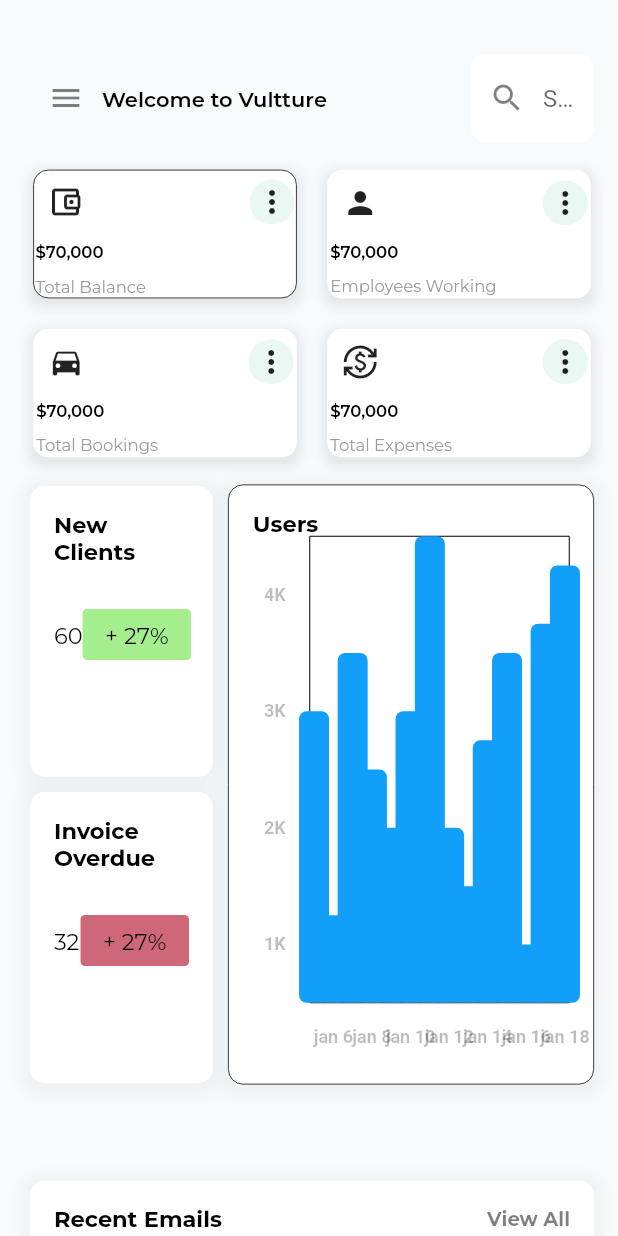
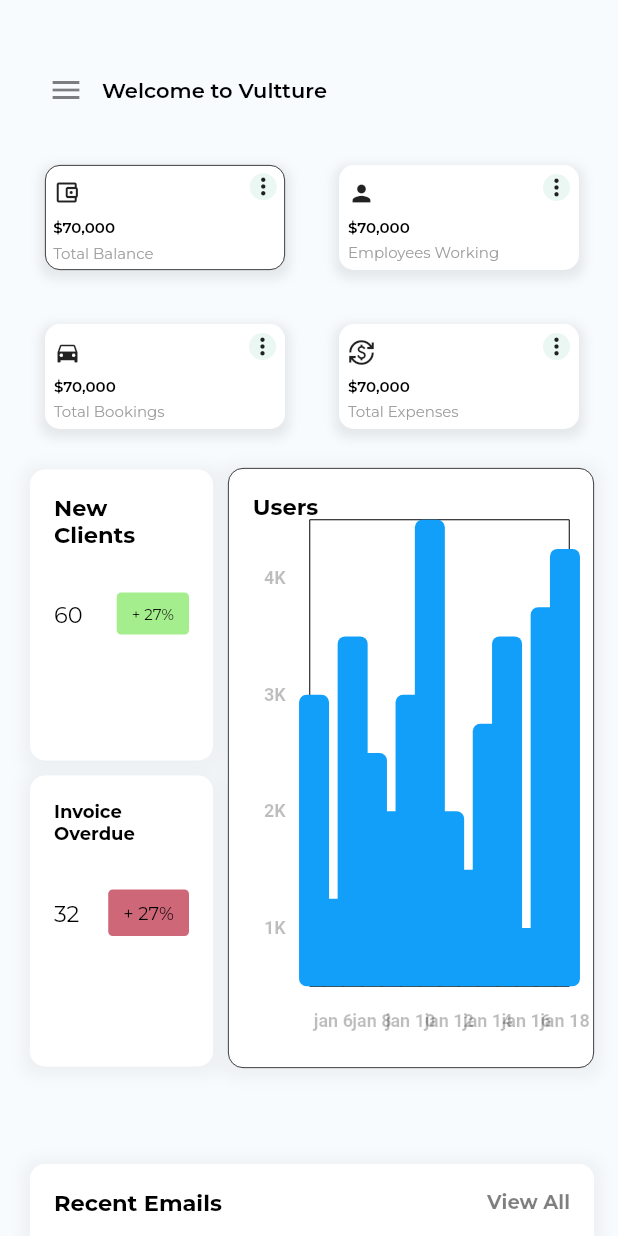
Before and after one commit to Abdul-Hanan-khan/vultture_admin_dashboard, a Flutter app: the screen it shows after launch, on a phone screen of 412 x 824 dp. Run offline on Flutter 3.47's test engine with Material 2 defaults, Android fonts, the phone set to English and light mode, and no system bars; drawn by our look-alikes of fl_chart; our stand-ins replace flutter_screenutil, flutter_svg, get, google_fonts.

Commit message:
responsiveness improved

```diff
--- a/lib/data/data.dart
+++ b/lib/data/data.dart
@@ -11,28 +11,28 @@ List analyticData = [
   AnalyticInfo(
     title: "Total Balance",
     count: 720,
-    svgSrc: Icon(Icons.account_balance_wallet_outlined),
+    svgSrc: Icons.account_balance_wallet_outlined,
     price: "\$70,000",
     color: green,
                      ),
   AnalyticInfo(
     title: "Employees Working",
     count: 820,
-    svgSrc: Icon(Icons.person),
+    svgSrc: Icons.person,
     price: "\$70,000",
     color: green,
   ),
   AnalyticInfo(
     title: "Total Bookings",
     count: 920,
-    svgSrc: Icon(Icons.directions_car),
+    svgSrc: Icons.directions_car,
     price: "\$70,000",
     color: green,
   ),
   AnalyticInfo(
     title: "Total Expenses",
     count: 920,
-    svgSrc: Icon(Icons.currency_exchange),
+    svgSrc: Icons.currency_exchange,
     price: "\$70,000",
     color: green,
   ),
--- a/lib/models/analytic_info_model.dart
+++ b/lib/models/analytic_info_model.dart
@@ -4,7 +4,7 @@ class AnalyticInfo {
   final String?  title,price;
   final int? count;
   final Color? color;
-  final Icon? svgSrc;
+  final IconData? svgSrc;
 
   AnalyticInfo({
     this.svgSrc,
--- a/lib/screens/components/analytic_info_card.dart
+++ b/lib/screens/components/analytic_info_card.dart
@@ -16,14 +16,14 @@ class AnalyticInfoCard extends StatelessWidget {
   Widget build(BuildContext context) {
     return Container(
       padding: EdgeInsets.symmetric(
-        horizontal: 10.sp,
-        vertical: 10.sp,
+        horizontal: 10,
+        vertical: 10,
       ),
       child: Container(
         // margin: EdgeInsets.symmetric(horizontal: 10,vertical: 10),
         padding: EdgeInsets.symmetric(
-          horizontal: 5.sp,
-          vertical: 5.sp,
+          horizontal: Responsive.isDesktop(context)? 14:Responsive.isTablet(context)?10:5,
+          vertical: Responsive.isDesktop(context)? 10:Responsive.isTablet(context)?10:5,
         ),
         decoration: BoxDecoration(
             color: secondaryColor, borderRadius: BorderRadius.circular(10),
@@ -47,22 +47,22 @@ class AnalyticInfoCard extends StatelessWidget {
               mainAxisAlignment: MainAxisAlignment.spaceBetween,
               children: [
                 Container(
-                  padding: EdgeInsets.all(appPadding / 2),
-                  height: 40,
-                  width: 40,
+                  // padding: EdgeInsets.all(appPadding / 2),
+                  height: Responsive.isDesktop(context)? 25:Responsive.isTablet(context)?20:10,
+                  width: Responsive.isDesktop(context)? 25:Responsive.isTablet(context)?20:10,
                   child:  Center(
-                    child: info.svgSrc,
+                    child: Icon(info.svgSrc,size: Responsive.isDesktop(context)? 25:Responsive.isTablet(context)?18:18,),
                   ),
                 ),
                 Container(
                     // padding: EdgeInsets.all(appPadding / 2),
-                    height: 30,
-                    width: 30,
+                    height: Responsive.isDesktop(context)? 20:Responsive.isTablet(context)?20:18,
+                    width: Responsive.isDesktop(context)? 20:Responsive.isTablet(context)?20:18,
                     decoration: BoxDecoration(
                         color: info.color!.withOpacity(0.1),
                         shape: BoxShape.circle),
                     child: Center(
-                      child: Icon(Icons.more_vert),
+                      child: Icon(Icons.more_vert,size:  Responsive.isDesktop(context)? 20:Responsive.isTablet(context)?18:18,),
                     )),
               ],
             ),
@@ -75,12 +75,12 @@ class AnalyticInfoCard extends StatelessWidget {
                   overflow: TextOverflow.ellipsis,
                   style: GoogleFonts.montserrat(
                     color: textColor,
-                    fontSize: Responsive.isMobile(context) || Responsive.isTablet(context) ? 11:14,
+                    fontSize: Responsive.isDesktop(context)? 12:Responsive.isTablet(context)?10:10,
                     fontWeight: FontWeight.w600,
                   ),
                 ),
                 SizedBox(
-                  height: 10,
+                  height: 5,
                 ),
                 Container(
 
@@ -91,7 +91,7 @@ class AnalyticInfoCard extends StatelessWidget {
                     overflow: TextOverflow.ellipsis,
                     style: GoogleFonts.montserrat(
                       color: Colors.grey,
-                      fontSize: Responsive.isMobile(context) || Responsive.isTablet(context) ? 11:14,
+                      fontSize:  Responsive.isDesktop(context)? 12:Responsive.isTablet(context)?10:10,
                       // fontWeight: FontWeight.w600,
                     ),
                   ),
--- a/lib/screens/components/custom_appbar.dart
+++ b/lib/screens/components/custom_appbar.dart
@@ -39,7 +39,7 @@ class CustomAppbar extends StatelessWidget {
               ),
             ),
           ),
-          Expanded(flex: 1, child: SearchField()),
+          Expanded(flex: 1, child: Container()),
           // ProfileInfo()
         ],
       ),
--- a/lib/screens/components/users.dart
+++ b/lib/screens/components/users.dart
@@ -64,12 +64,12 @@ class Users extends StatelessWidget {
                             borderRadius: BorderRadius.circular(3)
                           ),
                           child: Padding(
-                            padding:  EdgeInsets.symmetric(vertical: 8,horizontal:Responsive.isMobile(context)?15: 20),
+                            padding:  EdgeInsets.symmetric(vertical: 8,horizontal:Responsive.isDesktop(context)? 15:Responsive.isTablet(context)?12:10),
                             child: Text(
                               "+ 27%",
                               style: GoogleFonts.montserrat(
                                 // fontWeight: FontWeight.w700,
-                                fontSize: 15,
+                                fontSize: Responsive.isDesktop(context)? 15:Responsive.isTablet(context)?12:10,
                                 color: textColor,
                               ),
                             ),
@@ -105,7 +105,7 @@ class Users extends StatelessWidget {
                       "Invoice Overdue",
                       style: GoogleFonts.montserrat(
                         fontWeight: FontWeight.w700,
-                        fontSize: 15,
+                        fontSize: Responsive.isDesktop(context)? 15:Responsive.isTablet(context)?14:12,
                         color: textColor,
                       ),
                     ),
@@ -129,12 +129,12 @@ class Users extends StatelessWidget {
                               borderRadius: BorderRadius.circular(3)
                           ),
                           child: Padding(
-                            padding:  EdgeInsets.symmetric(vertical: 8,horizontal:Responsive.isMobile(context)?15: 20),
+                            padding:  EdgeInsets.symmetric(vertical: 8,horizontal:Responsive.isDesktop(context)? 15:Responsive.isTablet(context)?12:10),
                             child: Text(
                               "+ 27%",
                               style: GoogleFonts.montserrat(
                                 // fontWeight: FontWeight.w700,
-                                fontSize: 15,
+                                fontSize: Responsive.isDesktop(context)? 15:Responsive.isTablet(context)?14:12,
                                 color: textColor,
                               ),
                             ),
```
